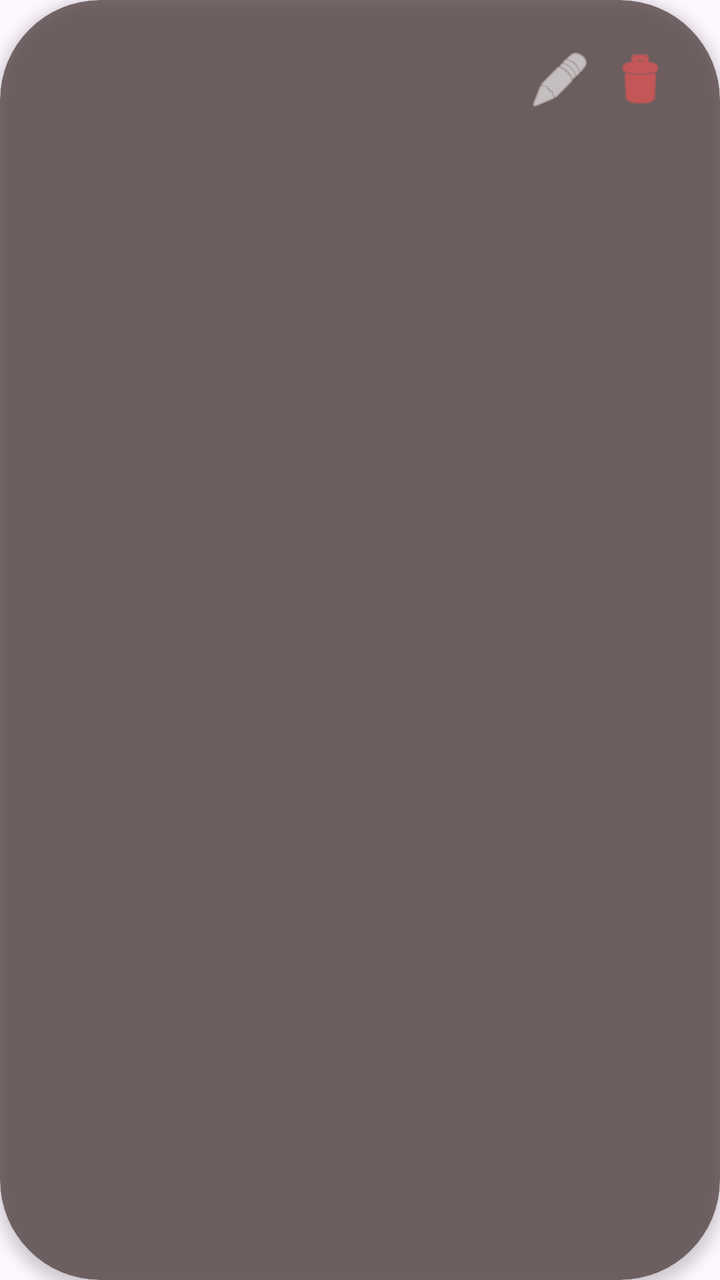
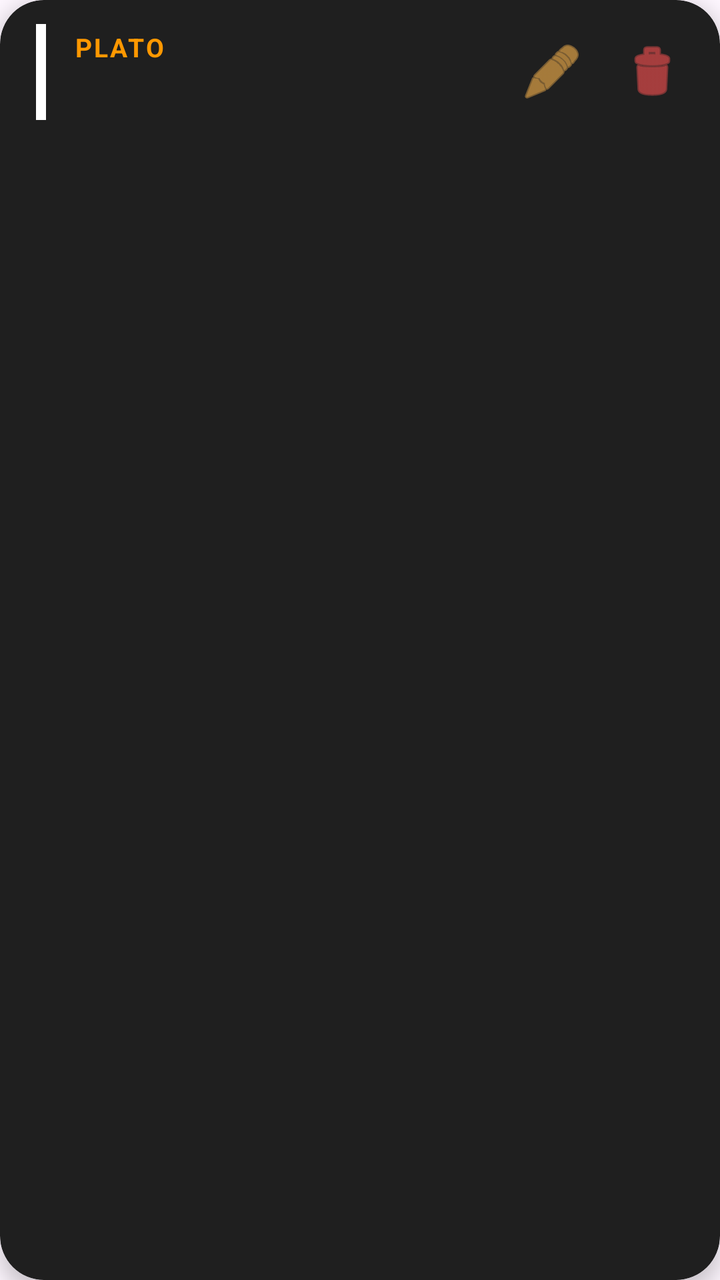

The first picture is an Android layout as it rendered before a commit; the second is the same layout after the commit. The layout source and the unified diff follow.
<!-- AndroidManifest.xml: application theme Theme.AppZetaR -->
<!-- res/layout/item_task_menu.xml -->
<?xml version="1.0" encoding="utf-8"?>
<androidx.cardview.widget.CardView xmlns:android="http://schemas.android.com/apk/res/android"
    xmlns:app="http://schemas.android.com/apk/res-auto"
    android:layout_width="match_parent"
    android:layout_height="wrap_content"
    android:layout_marginHorizontal="16dp"
    android:layout_marginVertical="6dp"
    app:cardBackgroundColor="#AB402D2D"
    app:cardCornerRadius="50dp"
    app:cardElevation="4dp">

    <LinearLayout
        android:layout_width="match_parent"
        android:layout_height="wrap_content"
        android:baselineAligned="false"
        android:gravity="center_vertical"
        android:orientation="horizontal"
        android:padding="20dp">

        <LinearLayout
            android:layout_width="0dp"
            android:layout_height="wrap_content"
            android:layout_weight="3"
            android:orientation="vertical">

            <TextView
                android:id="@+id/tvMenuPlato"
                android:layout_width="wrap_content"
                android:layout_height="wrap_content"
                android:textColor="#FFFFFF"
                android:textSize="20sp"
                android:textStyle="bold" />

        </LinearLayout>

        <ImageButton
            android:id="@+id/btnEditar"
            android:layout_width="40dp"
            android:layout_height="40dp"
            android:background="?attr/selectableItemBackgroundBorderless"
            android:src="@android:drawable/ic_menu_edit"
            app:tint="#FFFFFF" />

        <ImageButton
            android:id="@+id/btnEliminar"
            android:layout_width="40dp"
            android:layout_height="40dp"
            android:background="?attr/selectableItemBackgroundBorderless"
            android:src="@android:drawable/ic_menu_delete"
            app:tint="#FF5252" />

    </LinearLayout>

</androidx.cardview.widget.CardView>
<!-- resources referenced by this layout -->
<resources>
  <style name="Theme.AppZetaR" parent="Base.Theme.AppZetaR" />
  <style name="Base.Theme.AppZetaR" parent="Theme.Material3.DayNight.NoActionBar">
          
          
      </style>
</resources>

<!-- the commit's change to res/layout/item_task_menu.xml (unified diff, before → after) -->
@@ -1,54 +1,83 @@
 <?xml version="1.0" encoding="utf-8"?>
-<androidx.cardview.widget.CardView xmlns:android="http://schemas.android.com/apk/res/android"
+<androidx.cardview.widget.CardView
+    xmlns:android="http://schemas.android.com/apk/res/android"
     xmlns:app="http://schemas.android.com/apk/res-auto"
     android:layout_width="match_parent"
     android:layout_height="wrap_content"
     android:layout_marginHorizontal="16dp"
-    android:layout_marginVertical="6dp"
-    app:cardBackgroundColor="#AB402D2D"
-    app:cardCornerRadius="50dp"
-    app:cardElevation="4dp">
+    android:layout_marginVertical="7dp"
+    app:cardBackgroundColor="#1F1F1F"
+    app:cardCornerRadius="22dp"
+    app:cardElevation="6dp">
 
     <LinearLayout
         android:layout_width="match_parent"
         android:layout_height="wrap_content"
-        android:baselineAligned="false"
+        android:orientation="horizontal"
         android:gravity="center_vertical"
-        android:orientation="horizontal"
-        android:padding="20dp">
+        android:paddingStart="18dp"
+        android:paddingTop="12dp"
+        android:paddingEnd="10dp"
+        android:paddingBottom="12dp">
 
+        
+        <View
+            android:layout_width="5dp"
+            android:layout_height="48dp"
+            android:layout_marginEnd="14dp"
+            android:background="#FFF" />
+
+        
         <LinearLayout
             android:layout_width="0dp"
             android:layout_height="wrap_content"
-            android:layout_weight="3"
+            android:layout_weight="1"
             android:orientation="vertical">
 
             <TextView
-                android:id="@+id/tvMenuPlato"
                 android:layout_width="wrap_content"
                 android:layout_height="wrap_content"
+                android:text="@string/txt_plato"
+                android:textColor="#FF9800"
+                android:textSize="13sp"
+                android:textStyle="bold"
+                android:letterSpacing="0.08" />
+
+            <TextView
+                android:id="@+id/tvMenuPlato"
+                android:layout_width="match_parent"
+                android:layout_height="wrap_content"
+                android:layout_marginTop="3dp"
+                android:ellipsize="end"
+                android:maxLines="2"
                 android:textColor="#FFFFFF"
-                android:textSize="20sp"
+                android:textSize="16sp"
                 android:textStyle="bold" />
 
         </LinearLayout>
 
+        
         <ImageButton
             android:id="@+id/btnEditar"
-            android:layout_width="40dp"
-            android:layout_height="40dp"
+            android:layout_width="48dp"
+            android:layout_height="48dp"
+            android:layout_marginEnd="2dp"
             android:background="?attr/selectableItemBackgroundBorderless"
+            android:contentDescription="@string/texto_editar"
+            android:padding="10dp"
             android:src="@android:drawable/ic_menu_edit"
-            app:tint="#FFFFFF" />
+            app:tint="#FFB74D" />
 
+        
         <ImageButton
             android:id="@+id/btnEliminar"
-            android:layout_width="40dp"
-            android:layout_height="40dp"
+            android:layout_width="48dp"
+            android:layout_height="48dp"
             android:background="?attr/selectableItemBackgroundBorderless"
+            android:contentDescription="@string/texto_eliminar"
+            android:padding="10dp"
             android:src="@android:drawable/ic_menu_delete"
             app:tint="#FF5252" />
-
     </LinearLayout>
 
 </androidx.cardview.widget.CardView>
<!-- resource entries referenced after the edit -->
@@ -1,5 +1,8 @@
 <!-- resources referenced by this layout -->
 <resources>
+  <string name="texto_editar">Editar</string>
+  <string name="texto_eliminar">Eliminar</string>
+  <string name="txt_plato">PLATO</string>
   <style name="Theme.AppZetaR" parent="Base.Theme.AppZetaR" />
   <style name="Base.Theme.AppZetaR" parent="Theme.Material3.DayNight.NoActionBar">
           
